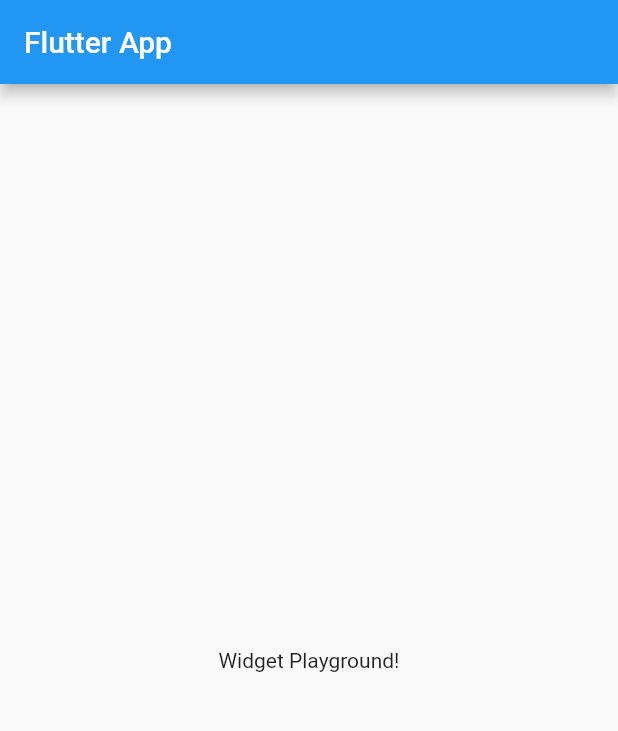
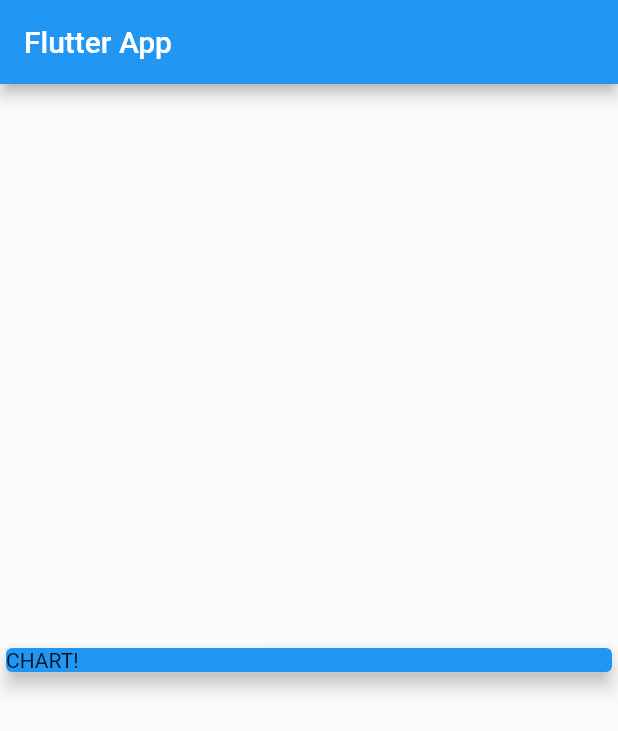
Before and after one commit to Avdunusinghe/Mobile-App-Development-Flutter, a Flutter app: the screen it shows after launch, on a phone screen of 412 x 824 dp. Shown: the top 731 px of the screen. Run offline on Flutter 3.47's test engine with Material 2 defaults, Android fonts, the light colour scheme and no system bars.

```diff
--- a/expenses_mamanagement/lib/main.dart
+++ b/expenses_mamanagement/lib/main.dart
@@ -1,4 +1,5 @@
 import 'package:flutter/material.dart';
+import './transaction.dart';
 
 void main() => runApp(MyApp());
 
@@ -13,15 +14,27 @@
 }
 
 class MyHomePage extends StatelessWidget {
+  final List<Transaction> transactions = [
+    Transaction(id: 't1', title: "Watch", amount: 54.98, date: DateTime.now())
+  ];
   @override
   Widget build(BuildContext context) {
     return Scaffold(
-      appBar: AppBar(
-        title: Text('Flutter App'),
-      ),
-      body: Center(
-        child: Text('Widget Playground!'),
-      ),
-    );
+        appBar: AppBar(
+          title: Text('Flutter App'),
+        ),
+        body: Column(
+          mainAxisAlignment: MainAxisAlignment.spaceAround,
+          children: <Widget>[
+            Container(
+              width: double.infinity,
+              child: Card(
+                color: Colors.blue,
+                child: Text('CHART!'),
+                elevation: 5,
+              ),
+            )
+          ],
+        ));
   }
 }
--- /dev/null
+++ b/expenses_mamanagement/lib/transaction.dart
@@ -0,0 +1,15 @@
+import 'package:flutter/foundation.dart';
+
+class Transaction {
+  final String id;
+  final String title;
+  final double amount;
+  final DateTime date;
+
+  Transaction({
+      @required this.id,
+      @required this.title,
+      @required this.amount,
+      @required this.date
+      });
+}
```
